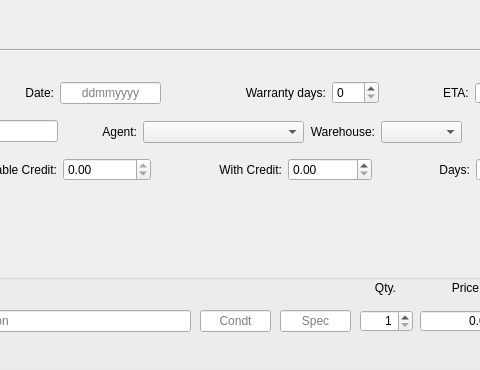
andrei219/euromedia, file uis/purchase_proforma_form.ui: the form before one commit; both pictures show x 290 to 770 and y 0 to 370 of the 1304 by 878 pixel window.
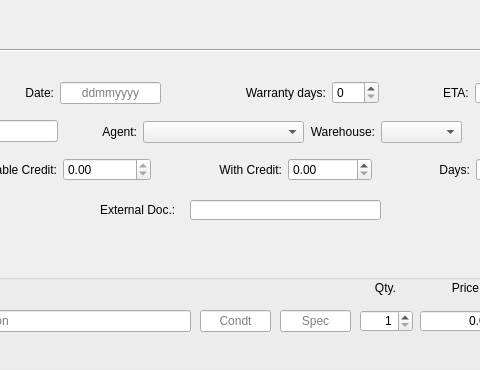
The form after the commit. Icons and pictures are not drawn. Custom widgets are drawn as their Qt base class.

Commit message: External and tracking implemented

Diff of the .ui file:
```diff
--- a/uis/purchase_proforma_form.ui
+++ b/uis/purchase_proforma_form.ui
@@ -1463,6 +1463,29 @@
     <string>Tracking: </string>
    </property>
   </widget>
+  <widget class="QLineEdit" name="external">
+   <property name="geometry">
+    <rect>
+     <x>480</x>
+     <y>200</y>
+     <width>191</width>
+     <height>20</height>
+    </rect>
+   </property>
+  </widget>
+  <widget class="QLabel" name="label_7">
+   <property name="geometry">
+    <rect>
+     <x>390</x>
+     <y>200</y>
+     <width>81</width>
+     <height>20</height>
+    </rect>
+   </property>
+   <property name="text">
+    <string>External Doc.:</string>
+   </property>
+  </widget>
  </widget>
  <customwidgets>
   <customwidget>
```
The commit also changes 15 other files.
